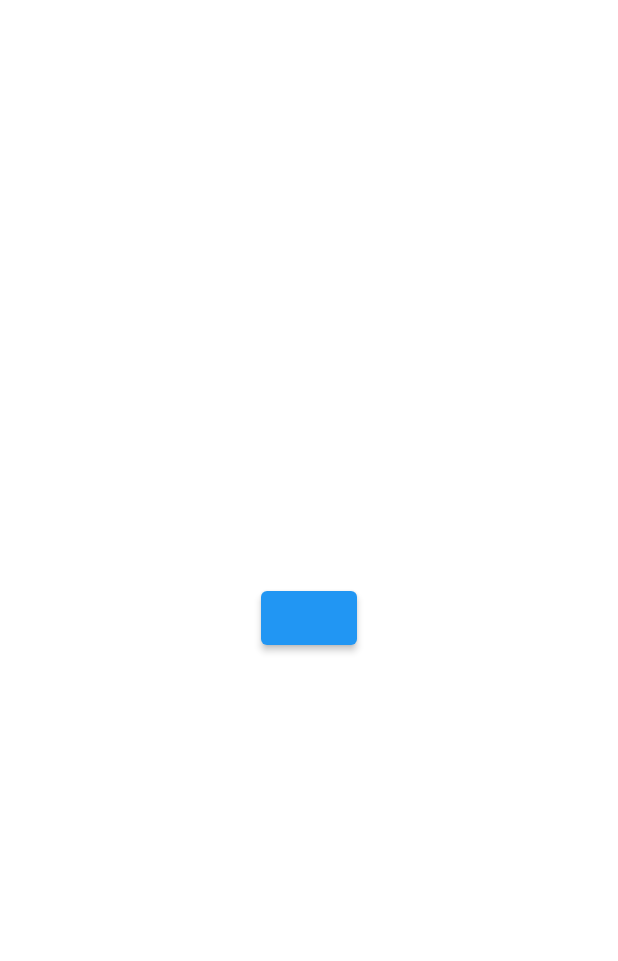
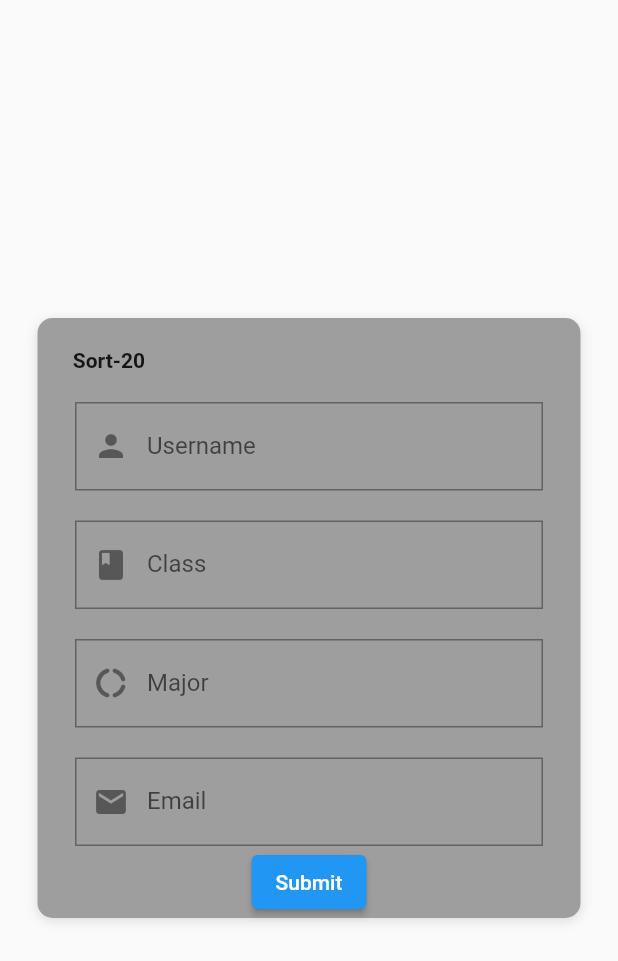
Before and after one commit to Ravishankarpi/AnyCollect, a Flutter app: the screen it shows after launch, on a phone screen of 412 x 824 dp. Shown: the top 961 px of the screen. Run offline on Flutter 3.47's test engine with Material 2 defaults, Android fonts, the phone set to English and light mode, and no system bars; our stand-ins replace csv, fluttertoast, image_picker, pdf, sensors_plus, share_plus and 1 more; missing offline and left inert: excel, universal_html.

Commit message:
Create New screen

```diff
--- a/lib/main.dart
+++ b/lib/main.dart
@@ -8,9 +8,11 @@ import 'dart:typed_data';
 import 'package:flutter/material.dart';
 import 'package:flutter_dev/model/form_model.dart';
 import 'package:flutter_dev/provider/service.dart';
+import 'package:flutter_dev/screens/custom_fields.dart';
 import 'package:flutter_dev/screens/json_to_document.dart';
 import 'package:flutter_dev/screens/local_storage_test.dart';
 import 'package:flutter_dev/screens/share_document.dart';
+import 'package:flutter_dev/screens/test.dart';
 import 'package:flutter_dev/utils/constants.dart';
 import 'package:path_provider/path_provider.dart';
 import 'package:provider/provider.dart';
@@ -131,21 +133,23 @@ class _State extends State<MyStatefulWidget> with ChangeNotifier {
 
   @override
   Widget build(BuildContext context) {
-    return Center(
-        child: file != null
-            ? Column(
-                children: <Widget>[
-                  ElevatedButton(onPressed: (() async {
-                    await generateCSV();
-                    // await Share.shareFiles([file.path],
-                    //     subject: "Ravi PDF Test");
-                  })),
-                ],
-              )
-            : ElevatedButton(onPressed: (() async {
-                await generateCSV();
-                // await Share.shareFiles([file.path],
-                //     subject: "Ravi PDF Test");
-              })));
+    // return CustomFields();
+    return forms(context);
+    // return Center(
+    //     child: file != null
+    //         ? Column(
+    //             children: <Widget>[
+    //               ElevatedButton(onPressed: (() async {
+    //                 await generateCSV();
+    //                 // await Share.shareFiles([file.path],
+    //                 //     subject: "Ravi PDF Test");
+    //               })),
+    //             ],
+    //           )
+    //         : ElevatedButton(onPressed: (() async {
+    //             await generateCSV();
+    //             // await Share.shareFiles([file.path],
+    //             //     subject: "Ravi PDF Test");
+    //           })));
   }
 }
--- /dev/null
+++ b/lib/screens/test.dart
@@ -0,0 +1,75 @@
+import 'package:flutter/material.dart';
+import 'package:flutter_dev/utils/constants.dart';
+
+
+Widget forms(BuildContext context){
+  MediaQueryData queryData;
+  queryData = MediaQuery.of(context);
+  queryData.size.width;
+  queryData.size.height;
+   return Scaffold(
+     body: Center(
+          child: Container(
+            decoration: rBoxDecorationStyles,
+            width: queryData.size.width - 50,
+            // width: MediaQuery.of(context).size.width * 0.7,
+            child: SingleChildScrollView(
+              child: Column(
+                  mainAxisAlignment: MainAxisAlignment.spaceEvenly,
+                  children: [
+                    SizedBox(height: 20,),
+                    Container(
+                      alignment: Alignment(-0.85, -0.5),
+                      child:SizedBox(
+                        child: Text("Sort-20", style: TextStyle(fontWeight: FontWeight.bold),)),
+                    ),
+
+                    SizedBox(height: 20,),
+                    buildTextField(Icons.person, "Username", queryData),
+                    SizedBox(height: 20,),
+                    buildTextField(Icons.class_, "Class", queryData),
+                    SizedBox(height: 20,),
+                    buildTextField(Icons.donut_large_rounded, "Major", queryData),
+                    SizedBox(height: 20,),
+                    buildTextField(Icons.email, "Email", queryData),
+                    ElevatedButton(
+                      onPressed: () {},
+                      child: Text("Submit"),
+                    ),
+                  ]),
+            ),
+          ),
+        ),
+   );
+}
+
+
+  SizedBox buildTextField(icon, name, queryData) {
+
+    return SizedBox(
+      width: queryData.size.width - 100,
+      child: TextField(
+        decoration: InputDecoration(
+          prefixIcon: Icon(icon),
+          labelText: name,
+          border: OutlineInputBorder(
+            borderRadius: BorderRadius.circular(0),
+          ),
+        ),
+      ),
+    );
+  }
+  SizedBox buildDropDown(icon, name, queryData) {
+    return SizedBox(
+      width: queryData.size.width - 100,
+      child: TextField(
+        decoration: InputDecoration(
+          prefixIcon: Icon(icon),
+          labelText: name,
+          border: OutlineInputBorder(
+            borderRadius: BorderRadius.circular(0),
+          ),
+        ),
+      ),
+    );
+  }
```
Also changed, not shown: lib/screens/custom_fields.dart (+51 -15 lines), lib/utils/constants.dart (+14 -3 lines).
